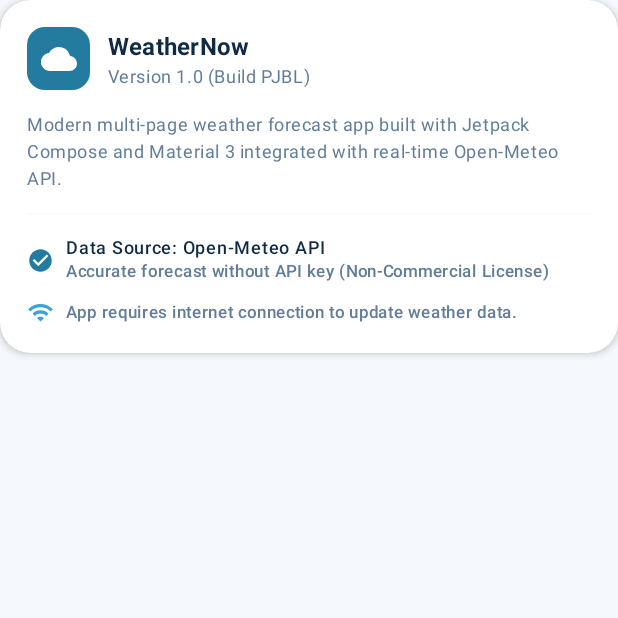
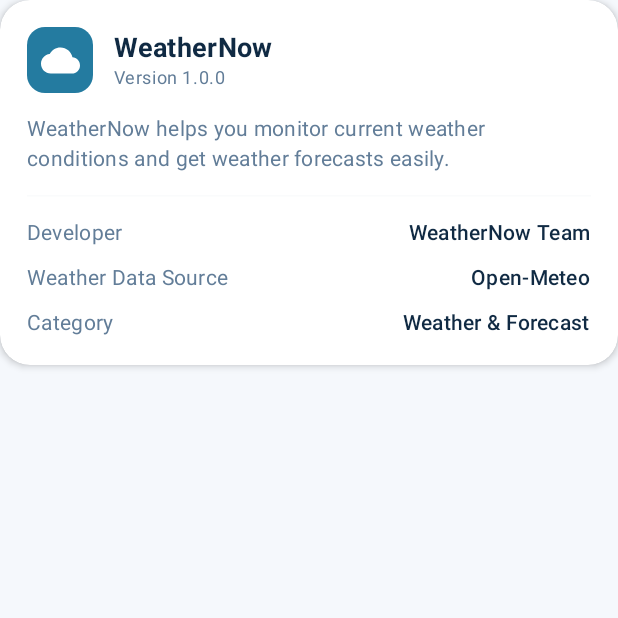
Before and after one commit to najwapuspa/WeatherNow, an Android app built with Jetpack Compose: the composable AppInfoCard shown on its own in the app's theme, on a phone screen of 412 x 824 dp, the top half of it. Run offline under Robolectric (Android 15) with nearby library versions, the phone set to English and light mode, and no system bars.

Commit message:
Update app information and settings UI

```diff
--- a/app/src/main/java/com/example/weathernow/ui/screens/SettingsScreen.kt
+++ b/app/src/main/java/com/example/weathernow/ui/screens/SettingsScreen.kt
@@ -20,7 +20,6 @@ import androidx.compose.foundation.shape.RoundedCornerShape
 import androidx.compose.foundation.verticalScroll
 import androidx.compose.material.icons.Icons
 import androidx.compose.material.icons.filled.BrightnessAuto
-import androidx.compose.material.icons.filled.CheckCircle
 import androidx.compose.material.icons.filled.Cloud
 import androidx.compose.material.icons.filled.DarkMode
 import androidx.compose.material.icons.filled.Info
@@ -28,7 +27,6 @@ import androidx.compose.material.icons.filled.Language
 import androidx.compose.material.icons.filled.LightMode
 import androidx.compose.material.icons.filled.Palette
 import androidx.compose.material.icons.filled.Thermostat
-import androidx.compose.material.icons.filled.Wifi
 import androidx.compose.material3.Card
 import androidx.compose.material3.CardDefaults
 import androidx.compose.material3.HorizontalDivider
@@ -506,7 +504,7 @@ fun AppInfoCard() {
             Row(verticalAlignment = Alignment.CenterVertically) {
                 Box(
                     modifier = Modifier
-                        .size(42.dp)
+                        .size(44.dp)
                         .clip(RoundedCornerShape(12.dp))
                         .background(MaterialTheme.colorScheme.primary),
                     contentAlignment = Alignment.Center
@@ -515,14 +513,17 @@ fun AppInfoCard() {
                         imageVector = Icons.Default.Cloud,
                         contentDescription = "Logo",
                         tint = androidx.compose.ui.graphics.Color.White,
-                        modifier = Modifier.size(24.dp)
+                        modifier = Modifier.size(26.dp)
                     )
                 }
-                Spacer(modifier = Modifier.width(12.dp))
+                Spacer(modifier = Modifier.width(14.dp))
                 Column {
                     Text(
                         text = stringResource(R.string.app_name),
-                        style = MaterialTheme.typography.titleMedium.copy(fontWeight = FontWeight.Bold),
+                        style = MaterialTheme.typography.titleMedium.copy(
+                            fontWeight = FontWeight.Bold,
+                            fontSize = 18.sp
+                        ),
                         color = MaterialTheme.colorScheme.onSurface
                     )
                     Text(
@@ -537,56 +538,60 @@ fun AppInfoCard() {
 
             Text(
                 text = stringResource(R.string.app_description),
-                style = MaterialTheme.typography.bodySmall,
+                style = MaterialTheme.typography.bodyMedium,
                 color = MaterialTheme.colorScheme.onSurfaceVariant,
-                lineHeight = 18.sp
+                lineHeight = 20.sp
             )
 
             HorizontalDivider(
-                color = MaterialTheme.colorScheme.outline.copy(alpha = 0.2f),
+                color = MaterialTheme.colorScheme.outline.copy(alpha = 0.15f),
                 modifier = Modifier.padding(vertical = 14.dp)
             )
 
-            // Data Source Info
-            Row(verticalAlignment = Alignment.CenterVertically) {
-                Icon(
-                    imageVector = Icons.Default.CheckCircle,
-                    contentDescription = null,
-                    tint = MaterialTheme.colorScheme.primary,
-                    modifier = Modifier.size(18.dp)
-                )
-                Spacer(modifier = Modifier.width(8.dp))
-                Column {
-                    Text(
-                        text = stringResource(R.string.data_source_title),
-                        style = MaterialTheme.typography.labelMedium.copy(fontWeight = FontWeight.SemiBold),
-                        color = MaterialTheme.colorScheme.onSurface
-                    )
-                    Text(
-                        text = stringResource(R.string.data_source_desc),
-                        style = MaterialTheme.typography.labelSmall,
-                        color = MaterialTheme.colorScheme.onSurfaceVariant
-                    )
-                }
-            }
+            // Info rows: Developer, Weather Data Source, Category
+            AppInfoRow(
+                label = stringResource(R.string.info_developer_label),
+                value = stringResource(R.string.info_developer_value)
+            )
 
             Spacer(modifier = Modifier.height(10.dp))
 
-            // Internet Requirement Note
-            Row(verticalAlignment = Alignment.CenterVertically) {
-                Icon(
-                    imageVector = Icons.Default.Wifi,
-                    contentDescription = null,
-                    tint = MaterialTheme.colorScheme.secondary,
-                    modifier = Modifier.size(18.dp)
-                )
-                Spacer(modifier = Modifier.width(8.dp))
-                Text(
-                    text = stringResource(R.string.internet_note),
-                    style = MaterialTheme.typography.labelSmall,
-                    color = MaterialTheme.colorScheme.onSurfaceVariant
-                )
-            }
+            AppInfoRow(
+                label = stringResource(R.string.info_source_label),
+                value = stringResource(R.string.info_source_value)
+            )
+
+            Spacer(modifier = Modifier.height(10.dp))
+
+            AppInfoRow(
+                label = stringResource(R.string.info_category_label),
+                value = stringResource(R.string.info_category_value)
+            )
         }
     }
 }
+
+@Composable
+fun AppInfoRow(
+    label: String,
+    value: String
+) {
+    Row(
+        modifier = Modifier.fillMaxWidth(),
+        horizontalArrangement = Arrangement.SpaceBetween,
+        verticalAlignment = Alignment.CenterVertically
+    ) {
+        Text(
+            text = label,
+            style = MaterialTheme.typography.bodyMedium,
+            color = MaterialTheme.colorScheme.onSurfaceVariant
+        )
+        Text(
+            text = value,
+            style = MaterialTheme.typography.bodyMedium.copy(
+                fontWeight = FontWeight.SemiBold
+            ),
+            color = MaterialTheme.colorScheme.onSurface
+        )
+    }
+}
--- a/app/src/main/res/values/strings.xml
+++ b/app/src/main/res/values/strings.xml
@@ -64,11 +64,14 @@
     <string name="lang_english">English</string>
     <string name="lang_english_desc">English Language</string>
 
-    <string name="app_version">Version 1.0 (Build PJBL)</string>
-    <string name="app_description">Modern multi-page weather forecast app built with Jetpack Compose and Material 3 integrated with real-time Open-Meteo API.</string>
-    <string name="data_source_title">Data Source: Open-Meteo API</string>
-    <string name="data_source_desc">Accurate forecast without API key (Non-Commercial License)</string>
-    <string name="internet_note">App requires internet connection to update weather data.</string>
+    <string name="app_version">Version 1.0.0</string>
+    <string name="app_description">WeatherNow helps you monitor current weather conditions and get weather forecasts easily.</string>
+    <string name="info_developer_label">Developer</string>
+    <string name="info_developer_value">WeatherNow Team</string>
+    <string name="info_source_label">Weather Data Source</string>
+    <string name="info_source_value">Open-Meteo</string>
+    <string name="info_category_label">Category</string>
+    <string name="info_category_value">Weather &amp; Forecast</string>
 
     <!-- Loading & Error -->
     <string name="loading_message">Loading weather data...</string>
```
Also changed, not shown: 2 other files.
